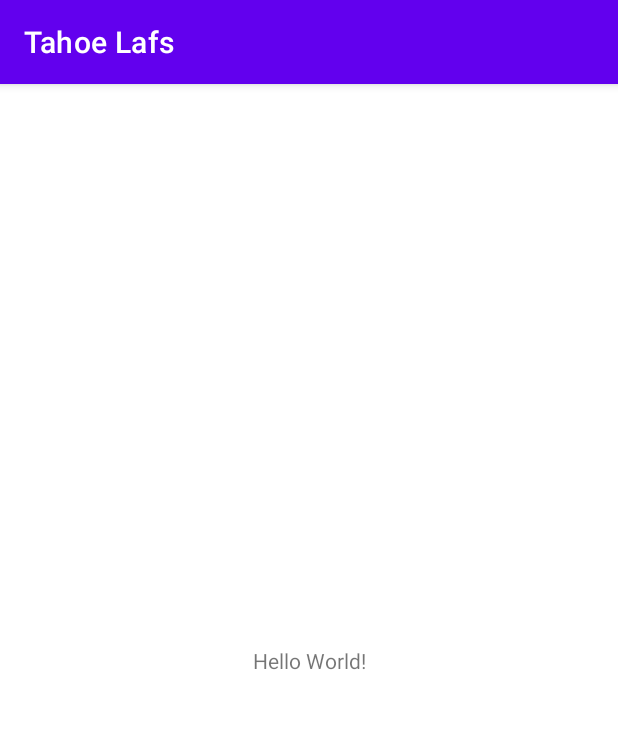
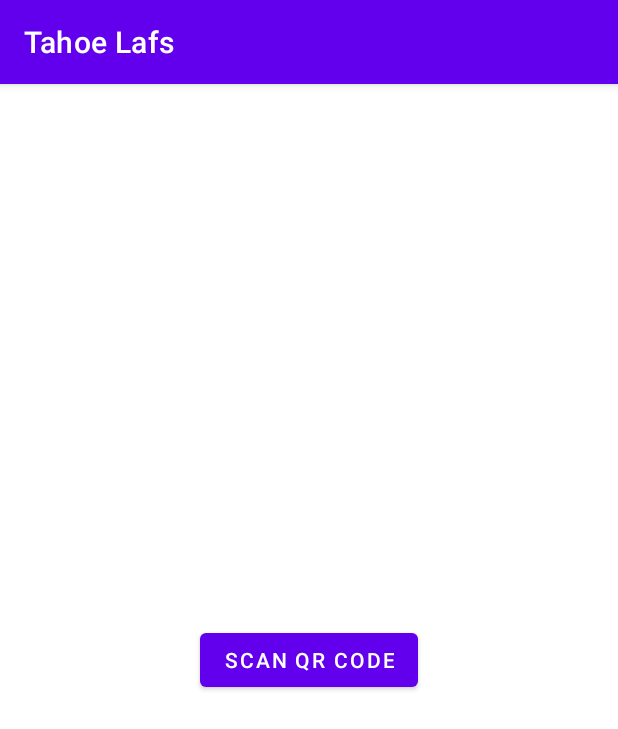
Before and after one commit to LeastAuthority/tahoe-lafs-android-app, an Android app: the screen it shows after launch (MainActivity), on a phone screen of 412 x 824 dp. Shown: the top 729 px of the screen. Run offline under Robolectric (Android 15) with nearby library versions, the phone set to English and light mode, and no system bars.

Commit message:
Added QR code scanner initialization logic.

```diff
--- a/app/src/main/java/org/tahoe/lafs/MainActivity.kt
+++ b/app/src/main/java/org/tahoe/lafs/MainActivity.kt
@@ -1,11 +1,19 @@
 package org.tahoe.lafs
 
+import android.content.Intent
+import android.content.pm.PackageManager
+import android.os.Build
+import android.os.Bundle
 import androidx.appcompat.app.AppCompatActivity
-import android.os.Bundle
+import kotlinx.android.synthetic.main.activity_main.*
+import java.util.jar.Manifest
 
 class MainActivity : AppCompatActivity() {
     override fun onCreate(savedInstanceState: Bundle?) {
         super.onCreate(savedInstanceState)
         setContentView(R.layout.activity_main)
+        scan_code_button.setOnClickListener {
+            startActivity(Intent(this, ScanCodeActivity::class.java))
+        }
     }
 }
--- a/app/src/main/res/layout/activity_main.xml
+++ b/app/src/main/res/layout/activity_main.xml
@@ -6,10 +6,11 @@
     android:layout_height="match_parent"
     tools:context=".MainActivity">
 
-    <TextView
+    <Button
+        android:id="@+id/scan_code_button"
         android:layout_width="wrap_content"
         android:layout_height="wrap_content"
-        android:text="Hello World!"
+        android:text="Scan QR Code"
         app:layout_constraintBottom_toBottomOf="parent"
         app:layout_constraintLeft_toLeftOf="parent"
         app:layout_constraintRight_toRightOf="parent"
```
